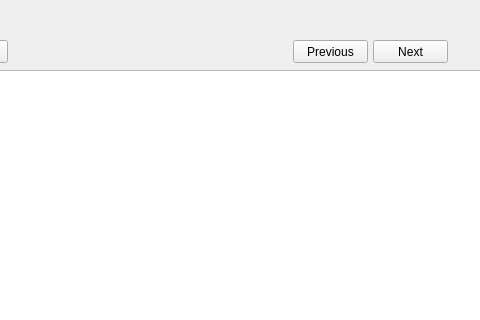
This is NetworkQT/BroadcastSessionView.ui in hrachyahakobyan/Network-Simulator-C- as Qt 5 draws it before an edit; both pictures show x 207 to 687 and y 0 to 320 of the 1210 by 722 pixel window. The edited form follows.
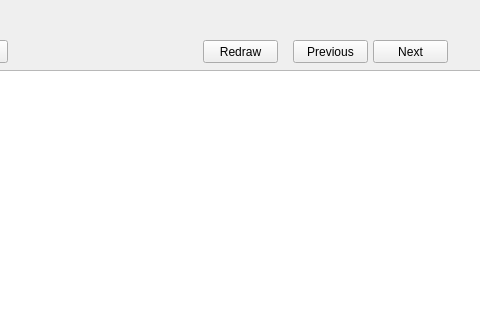
This is the edited form.

Commit message: Added redraw functionality

Diff of the .ui file:
```diff
--- a/NetworkQT/BroadcastSessionView.ui
+++ b/NetworkQT/BroadcastSessionView.ui
@@ -138,6 +138,19 @@
     </property>
    </item>
   </widget>
+  <widget class="QPushButton" name="redrawButton">
+   <property name="geometry">
+    <rect>
+     <x>410</x>
+     <y>40</y>
+     <width>75</width>
+     <height>23</height>
+    </rect>
+   </property>
+   <property name="text">
+    <string>Redraw</string>
+   </property>
+  </widget>
  </widget>
  <layoutdefault spacing="6" margin="11"/>
  <resources/>
```
The commit also changes 6 other files.
